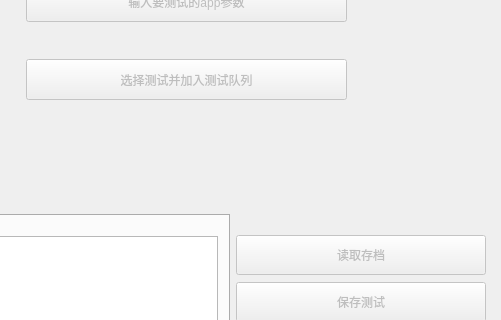
Old version of the form GUI/main_ui_test/test_ui_d/test_ui.ui in the repository buaanostop/-; both pictures show x 535 to 1036 and y 183 to 503 of the 1036 by 844 pixel window.
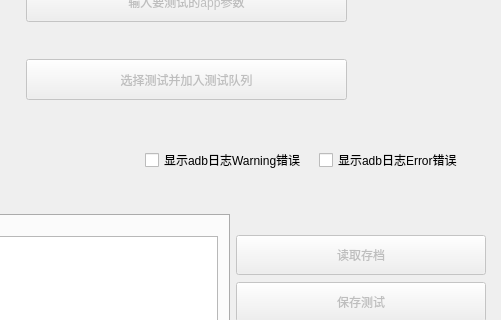
New version of the form.

Commit message: 可选择adb日志的显示

Diff of the .ui file:
```diff
--- a/GUI/main_ui_test/test_ui_d/test_ui.ui
+++ b/GUI/main_ui_test/test_ui_d/test_ui.ui
@@ -223,7 +223,7 @@
      <string>测试按钮</string>
     </property>
    </widget>
-   <widget class="QWidget" name="">
+   <widget class="QWidget" name="layoutWidget">
     <property name="geometry">
      <rect>
       <x>60</x>
@@ -350,6 +350,32 @@
      </item>
     </layout>
    </widget>
+   <widget class="QWidget" name="horizontalLayoutWidget">
+    <property name="geometry">
+     <rect>
+      <x>680</x>
+      <y>290</y>
+      <width>341</width>
+      <height>61</height>
+     </rect>
+    </property>
+    <layout class="QHBoxLayout" name="horizontalLayout_2">
+     <item>
+      <widget class="QCheckBox" name="errorCheckBox">
+       <property name="text">
+        <string>显示adb日志Warning错误</string>
+       </property>
+      </widget>
+     </item>
+     <item>
+      <widget class="QCheckBox" name="warningCheckBox">
+       <property name="text">
+        <string>显示adb日志Error错误</string>
+       </property>
+      </widget>
+     </item>
+    </layout>
+   </widget>
   </widget>
   <widget class="QMenuBar" name="menubar">
    <property name="geometry">
```
Left out of the diff: 2 changed lines with no effect on the pictures. The commit also changes 5 other files.
